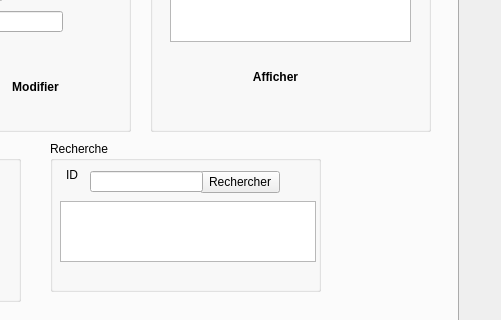
The window that integration_f/administrateur_assistant_page.ui (SeifEddineAmara/smart-cinema-2A4) describes before a commit, drawn with Qt 5; both pictures show x 232 to 733 and y 175 to 495 of the 733 by 495 pixel window.
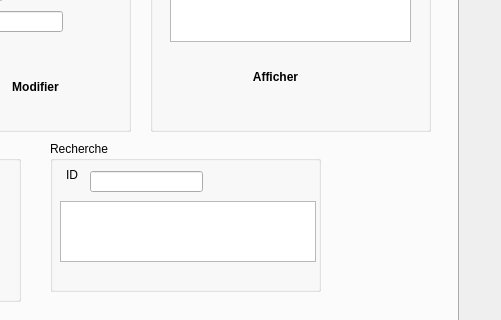
The same window after the commit. The open tabs and pages were chosen to show the change. Icons and pictures are not drawn.

The edit to the form file:
```diff
--- a/integration_f/administrateur_assistant_page.ui
+++ b/integration_f/administrateur_assistant_page.ui
@@ -926,22 +926,6 @@
      <property name="title">
       <string>Recherche</string>
      </property>
-     <widget class="QPushButton" name="rechercherassistant">
-      <property name="geometry">
-       <rect>
-        <x>150</x>
-        <y>30</y>
-        <width>80</width>
-        <height>22</height>
-       </rect>
-      </property>
-      <property name="styleSheet">
-       <string notr="true">border-image: url(:/new/prefix3/orange.png);</string>
-      </property>
-      <property name="text">
-       <string>Rechercher</string>
-      </property>
-     </widget>
      <widget class="QLineEdit" name="idrecherche">
       <property name="geometry">
        <rect>
```
Left out of the diff: 2 changed lines with no effect on the pictures.
